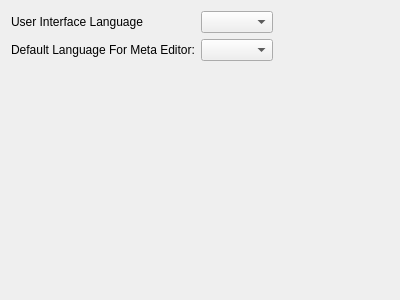
Old version of the form src/Sigil/Form_Files/PLanguageWidget.ui in the repository Sigil-Ebook/Sigil.
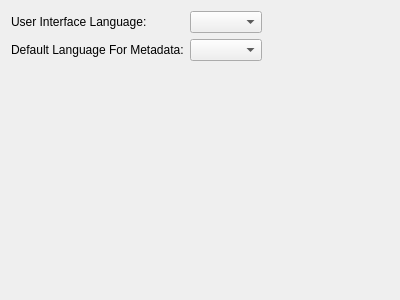
New version of the form.

Diff of the .ui file:
```diff
--- a/src/Sigil/Form_Files/PLanguageWidget.ui
+++ b/src/Sigil/Form_Files/PLanguageWidget.ui
@@ -28,7 +28,7 @@
 Use Preferences-&gt;Spell Check to set the Spell Check language.</string>
          </property>
          <property name="text">
-          <string>User Interface Language</string>
+          <string>User Interface Language:</string>
          </property>
         </widget>
        </item>
@@ -41,7 +41,7 @@
           <string>Set the default language used by the Meta Editor for new books.</string>
          </property>
          <property name="text">
-          <string>Default Language For Meta Editor:</string>
+          <string>Default Language For Metadata:</string>
          </property>
         </widget>
        </item>
```
Left out of the diff: 2 changed lines with no effect on the pictures.
